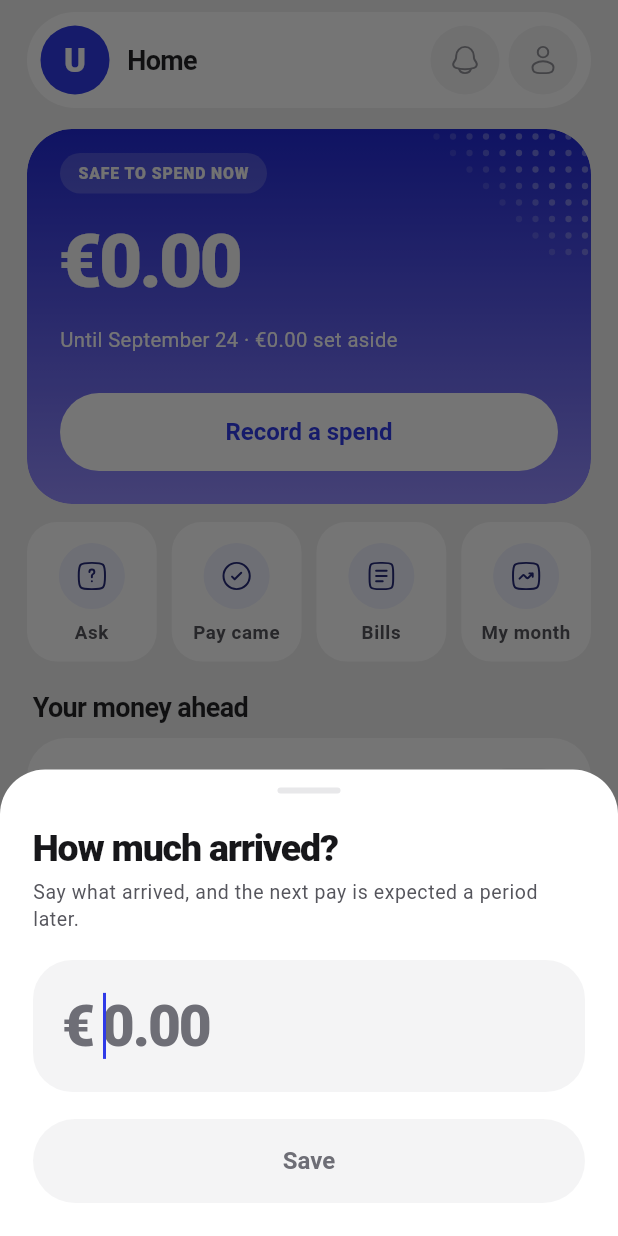
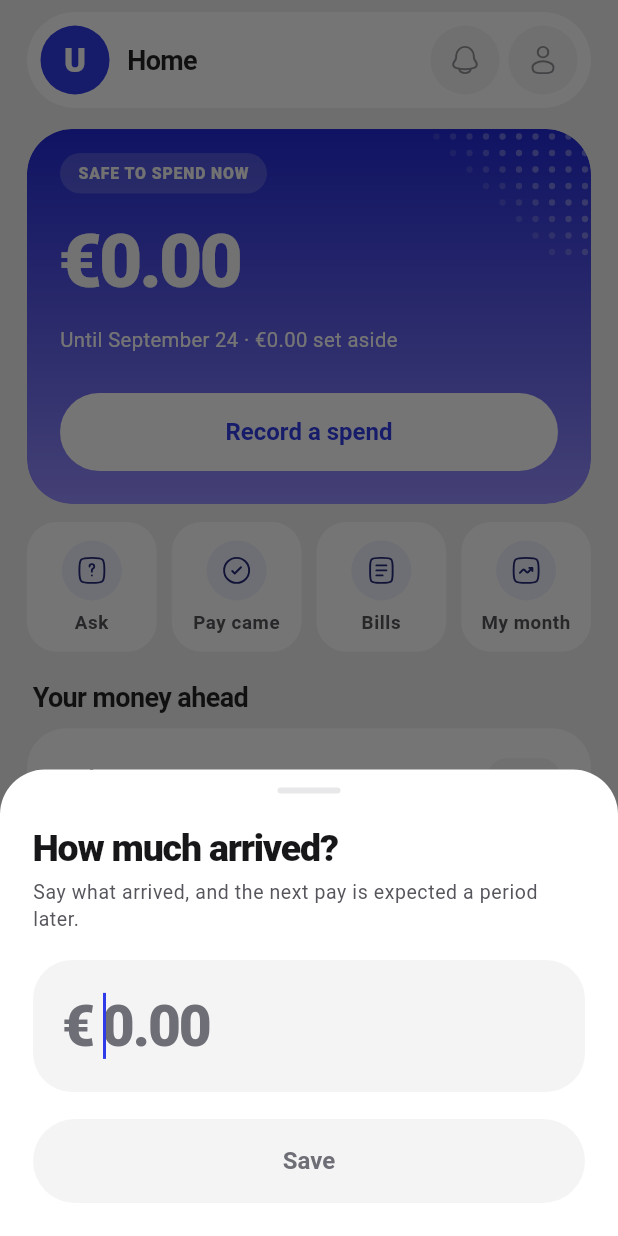
Before and after one commit to sajjadbabamaleki-lgtm/upino, a Flutter app: the HomeScreen screen opened directly with empty values, after a tap on "Pay came", on a phone screen of 412 x 824 dp. Run offline on Flutter 3.47's test engine with Material 3 defaults, Android fonts, the phone set to English and light mode, and no system bars; our stand-ins replace file_picker, flutter_local_notifications, flutter_svg, image_picker, share_plus, speech_to_text and 1 more; missing offline and left inert: cryptography, home_widget.

Commit message:
Square quick tiles, and a calmer chart
- The four tiles under the hero are square; a label that runs long in a
  narrow tile or a longer language ends in an ellipsis instead of spilling
- Lines are smoothed without overshoot (monotone cubic), so a flat stretch
  stays flat and a pay-day step keeps its shape with eased corners
- Projection is a faint wash behind the chart from today on, drawn only
  when there is a past to set it against, instead of dashes
- Ahead there is one line, the room to spend; the balance is drawn only
  where it is recorded fact, faintly, and stays in the readout
- A ringed dot under the finger, softer cursor and floor, marks with halos

Co-Authored-By: Claude Opus 5.5 <noreply@anthropic.com>
Claude-Session: https://claude.ai/code/session_01EPeHDspARvZmrMak7awjUc

```diff
--- a/app/lib/widgets/goal_projection_view.dart
+++ b/app/lib/widgets/goal_projection_view.dart
@@ -97,14 +97,14 @@ class _GoalProjectionViewState extends State<GoalProjectionView> {
             if (_pace != null)
               ChartSeries(
                 values: [for (final s in planned.saved) s.minor.toDouble()],
-                color: faint,
+                color: faint.withValues(alpha: 0.6),
                 width: 1.6,
                 dashed: true,
               ),
             ChartSeries(
               values: [for (final s in what.saved) s.minor.toDouble()],
               color: primary,
-              dashFrom: what.todayIndex,
+              width: 3,
               fill: true,
             ),
           ],
--- a/app/lib/widgets/quick_actions.dart
+++ b/app/lib/widgets/quick_actions.dart
@@ -68,22 +68,26 @@ class _Tile extends StatelessWidget {
         key: Key(action.keyName),
         borderRadius: BorderRadius.circular(UpinoTokens.radiusInner),
         onTap: action.onTap,
+        // Square, whatever the phone's width.
+        child: AspectRatio(
+          aspectRatio: 1,
           child: Padding(
-          padding: const EdgeInsets.fromLTRB(6, 14, 6, 12),
+            padding: const EdgeInsets.all(6),
             child: Column(
+              mainAxisAlignment: MainAxisAlignment.center,
               children: [
                 Stack(
                   clipBehavior: Clip.none,
                   children: [
                     Container(
-                    width: 44,
-                    height: 44,
+                      width: 40,
+                      height: 40,
                       alignment: Alignment.center,
                       decoration: BoxDecoration(
                         color: tint,
                         shape: BoxShape.circle,
                       ),
-                    child: UpinoIcon(action.icon, size: 21, color: ink),
+                      child: UpinoIcon(action.icon, size: 20, color: ink),
                     ),
                     if (action.flagged)
                       PositionedDirectional(
@@ -105,8 +109,11 @@ class _Tile extends StatelessWidget {
                       ),
                   ],
                 ),
-              const SizedBox(height: 8),
-              Text(
+                const SizedBox(height: 7),
+                // Whatever height is left: a long label in a narrow tile
+                // ends in an ellipsis rather than spilling out of the square.
+                Flexible(
+                  child: Text(
                     action.label,
                     maxLines: 2,
                     textAlign: TextAlign.center,
@@ -117,7 +124,9 @@ class _Tile extends StatelessWidget {
                           height: 1.2,
                         ),
                   ),
+                ),
               ],
+            ),
           ),
         ),
       ),
--- a/app/lib/widgets/scrub_chart.dart
+++ b/app/lib/widgets/scrub_chart.dart
@@ -7,6 +7,7 @@
 /// the selected index back to say what they mean.
 library;
 
+import 'dart:math' as math;
 import 'dart:ui' as ui;
 
 import 'package:flutter/material.dart';
@@ -20,6 +21,7 @@ class ChartSeries {
     this.dashFrom,
     this.fill = false,
     this.dashed = false,
+    this.prominent = true,
   });
 
   /// One value per x position; null leaves a gap.
@@ -27,7 +29,8 @@ class ChartSeries {
   final Color color;
   final double width;
 
-  /// Drawn dashed from this index on: where fact ends and projection begins.
+  /// Where fact ends and projection begins. Kept for callers; the chart
+  /// shows it as a shaded zone from the marker on rather than as dashes.
   final int? dashFrom;
 
   /// Dashed all the way, for a comparison line.
@@ -35,6 +38,10 @@ class ChartSeries {
 
   /// Shade the area under the line.
   final bool fill;
+
+  /// Gets a dot under the finger. A background line, such as the balance
+  /// behind the room to spend, does not.
+  final bool prominent;
 }
 
 class ChartMark {
@@ -150,12 +157,14 @@ class _ChartPainter extends CustomPainter {
   final Color ink;
   final Color faint;
 
-  static const _markBand = 16.0;
+  static const _markBand = 18.0;
+  static const _top = 10.0;
 
   @override
   void paint(Canvas canvas, Size size) {
     if (count == 0) return;
-    final plotHeight = size.height - _markBand;
+    final plotBottom = size.height - _markBand;
+    final plotHeight = plotBottom - _top;
 
     var lo = 0.0;
     var hi = guide ?? 0.0;
@@ -167,23 +176,46 @@ class _ChartPainter extends CustomPainter {
       }
     }
     if (hi == lo) hi = lo + 1;
-    final span = hi - lo;
-    hi += span * 0.08;
+    hi += (hi - lo) * 0.06;
 
     double x(int i) {
       final t = count <= 1 ? 0.5 : i / (count - 1);
       return (rtl ? 1 - t : t) * size.width;
     }
 
-    double y(double v) => plotHeight - (v - lo) / (hi - lo) * plotHeight;
+    double y(double v) => _top + plotHeight - (v - lo) / (hi - lo) * plotHeight;
 
-    // Zero, when the lines go below it: below zero means owing.
+    // Ahead of the marker is projection: a faint wash rather than dashes,
+    // which break a line into noise wherever it turns.
+    final m = markerIndex;
+    // Only when there is a past to set it against; otherwise the whole
+    // chart would be one grey box.
+    if (m != null && m > 0 && m < count - 1) {
+      final left = x(m);
+      canvas.drawRRect(
+        RRect.fromRectAndCorners(
+          Rect.fromLTRB(left, 0, size.width, plotBottom),
+          topRight: const Radius.circular(12),
+        ),
+        Paint()..color = ink.withValues(alpha: 0.035),
+      );
+    }
+
+    // A quiet floor, and zero when the lines go below it.
+    canvas.drawLine(
+      Offset(0, plotBottom),
+      Offset(size.width, plotBottom),
+      Paint()
+        ..color = faint
+        ..strokeWidth = 1,
+    );
     if (lo < 0) {
-      canvas.drawLine(
+      _dashedLine(
+        canvas,
         Offset(0, y(0)),
         Offset(size.width, y(0)),
         Paint()
-          ..color = faint
+          ..color = ink.withValues(alpha: 0.25)
           ..strokeWidth = 1,
       );
     }
@@ -194,64 +226,118 @@ class _ChartPainter extends CustomPainter {
         Offset(0, y(guide!)),
         Offset(size.width, y(guide!)),
         Paint()
-          ..color = ink.withValues(alpha: 0.35)
+          ..color = ink.withValues(alpha: 0.3)
           ..strokeWidth = 1.2,
       );
     }
 
-    if (markerIndex != null) {
-      _dashedLine(
-        canvas,
-        Offset(x(markerIndex!), 0),
-        Offset(x(markerIndex!), plotHeight),
+    if (m != null) {
+      canvas.drawLine(
+        Offset(x(m), _top - 4),
+        Offset(x(m), plotBottom),
         Paint()
-          ..color = ink.withValues(alpha: 0.25)
+          ..color = ink.withValues(alpha: 0.18)
           ..strokeWidth = 1,
-        dash: 3,
-        gap: 4,
       );
     }
 
     for (final s in series) {
-      _drawSeries(canvas, s, x, y, plotHeight);
+      _drawSeries(canvas, s, x, y, plotBottom);
     }
 
-    // Pay days, bills and the like, along the bottom.
-    for (final m in marks) {
-      if (m.index < 0 || m.index >= count) continue;
-      canvas.drawCircle(
-        Offset(x(m.index), size.height - _markBand / 2),
-        m.big ? 4 : 2.6,
-        Paint()..color = m.color,
+    // Pay days and bills along the floor.
+    for (final mark in marks) {
+      if (mark.index < 0 || mark.index >= count) continue;
+      final c = Offset(x(mark.index), size.height - _markBand / 2 + 1);
+      if (mark.big) {
+        canvas
+          ..drawCircle(
+              c, 5, Paint()..color = mark.color.withValues(alpha: 0.18),)
+          ..drawCircle(c, 2.8, Paint()..color = mark.color);
+      } else {
+        canvas.drawCircle(c, 2.2, Paint()..color = mark.color);
+      }
+    }
+
+    // The finger: a soft line, and a ringed dot on each line it crosses.
+    final sx = x(selected);
+    canvas.drawLine(
+      Offset(sx, _top - 4),
+      Offset(sx, plotBottom),
+      Paint()
+        ..color = ink.withValues(alpha: 0.35)
+        ..strokeWidth = 1.2
+        ..strokeCap = StrokeCap.round,
+    );
+    final ring = faint.computeLuminance() > 0.5
+        ? const Color(0xFFFFFFFF)
+        : const Color(0xFF1C1C21);
+    for (final s in series) {
+      if (selected >= s.values.length || s.dashed || !s.prominent) continue;
+      final v = s.values[selected];
+      if (v == null) continue;
+      final p = Offset(sx, y(v));
+      canvas
+        ..drawCircle(p, 9, Paint()..color = s.color.withValues(alpha: 0.16))
+        ..drawCircle(p, 5.5, Paint()..color = ring)
+        ..drawCircle(p, 3.8, Paint()..color = s.color);
+    }
+    for (final s in series) {
+      if (selected >= s.values.length || !s.dashed) continue;
+      final v = s.values[selected];
+      if (v == null) continue;
+      final p = Offset(sx, y(v));
+      canvas
+        ..drawCircle(p, 5, Paint()..color = ring)
+        ..drawCircle(p, 3.4, Paint()..color = s.color);
+    }
+  }
+
+  /// A smooth path through the points that never overshoots them
+  /// (monotone cubic, Fritsch–Carlson): a flat stretch stays flat and a
+  /// step stays a step, only with its corners eased.
+  static Path _smooth(List<Offset> p) {
+    final path = Path()..moveTo(p.first.dx, p.first.dy);
+    if (p.length == 1) return path;
+    if (p.length == 2) return path..lineTo(p[1].dx, p[1].dy);
+    final n = p.length;
+    final d = List<double>.generate(n - 1, (i) {
+      final h = p[i + 1].dx - p[i].dx;
+      return h == 0 ? 0 : (p[i + 1].dy - p[i].dy) / h;
+    });
+    final m = List<double>.filled(n, 0);
+    m[0] = d[0];
+    m[n - 1] = d[n - 2];
+    for (var i = 1; i < n - 1; i++) {
+      m[i] = d[i - 1] * d[i] <= 0 ? 0 : (d[i - 1] + d[i]) / 2;
+    }
+    for (var i = 0; i < n - 1; i++) {
+      if (d[i] == 0) {
+        m[i] = 0;
+        m[i + 1] = 0;
+        continue;
+      }
+      final a = m[i] / d[i];
+      final b = m[i + 1] / d[i];
+      final r = a * a + b * b;
+      if (r > 9) {
+        final t = 3 / math.sqrt(r);
+        m[i] = t * a * d[i];
+        m[i + 1] = t * b * d[i];
+      }
+    }
+    for (var i = 0; i < n - 1; i++) {
+      final h = (p[i + 1].dx - p[i].dx) / 3;
+      path.cubicTo(
+        p[i].dx + h,
+        p[i].dy + m[i] * h,
+        p[i + 1].dx - h,
+        p[i + 1].dy - m[i + 1] * h,
+        p[i + 1].dx,
+        p[i + 1].dy,
       );
     }
-
-    // The finger.
-    final sx = x(selected);
-    canvas.drawLine(
-      Offset(sx, 0),
-      Offset(sx, plotHeight),
-      Paint()
-        ..color = ink.withValues(alpha: 0.55)
-        ..strokeWidth = 1.2,
-    );
-    for (final s in series) {
-      if (selected >= s.values.length) continue;
-      final v = s.values[selected];
-      if (v == null) continue;
-      canvas
-        ..drawCircle(Offset(sx, y(v)), 5.5, Paint()..color = s.color)
-        ..drawCircle(
-          Offset(sx, y(v)),
-          5.5,
-          Paint()
-            ..color = faint.computeLuminance() > 0.5
-                ? const Color(0xFFFFFFFF)
-                : const Color(0xFF1C1C21)
-            ..style = PaintingStyle.stroke
-            ..strokeWidth = 2,
-        );
-    }
+    return path;
   }
 
   void _drawSeries(
@@ -259,76 +345,65 @@ class _ChartPainter extends CustomPainter {
     ChartSeries s,
     double Function(int) x,
     double Function(double) y,
-    double plotHeight,
+    double plotBottom,
   ) {
-    final solid = Path();
-    final dashed = Path();
-    final area = Path();
-    var started = false;
-    var areaStarted = false;
-    int? lastIndex;
-    Offset? last;
-
+    // Runs of consecutive values; a null starts a new run.
+    final runs = <List<Offset>>[];
+    var run = <Offset>[];
     for (var i = 0; i < s.values.length && i < count; i++) {
       final v = s.values[i];
       if (v == null) {
-        started = false;
+        if (run.isNotEmpty) runs.add(run);
+        run = [];
         continue;
       }
-      final p = Offset(x(i), y(v));
-      final isDashed = s.dashed || (s.dashFrom != null && i > s.dashFrom!);
-      final path = isDashed ? dashed : solid;
-      if (!started) {
-        path.moveTo(p.dx, p.dy);
-        started = true;
-      } else {
-        // Continue from the previous point on whichever path this segment
-        // belongs to, so the switch to dashed leaves no gap.
-        path
-          ..moveTo(last!.dx, last.dy)
-          ..lineTo(p.dx, p.dy);
+      run.add(Offset(x(i), y(v)));
+    }
+    if (run.isNotEmpty) runs.add(run);
+    if (rtl) {
+      for (final r in runs) {
+        r.sort((a, b) => a.dx.compareTo(b.dx));
       }
-      if (s.fill) {
-        if (!areaStarted) {
-          area
-            ..moveTo(p.dx, plotHeight)
-            ..lineTo(p.dx, p.dy);
-          areaStarted = true;
-        } else {
-          area.lineTo(p.dx, p.dy);
-        }
-      }
-      last = p;
-      lastIndex = i;
     }
 
-    if (s.fill && areaStarted && last != null && lastIndex != null) {
-      area
-        ..lineTo(last.dx, plotHeight)
-        ..close();
-      canvas.drawPath(
-        area,
-        Paint()
-          ..shader = ui.Gradient.linear(
-            Offset(0, 0),
-            Offset(0, plotHeight),
-            [s.color.withValues(alpha: 0.22), s.color.withValues(alpha: 0.0)],
-          ),
-      );
-    }
-
-    final paint = Paint()
+    final line = Paint()
       ..color = s.color
       ..strokeWidth = s.width
       ..style = PaintingStyle.stroke
       ..strokeCap = StrokeCap.round
       ..strokeJoin = StrokeJoin.round;
-    canvas.drawPath(solid, paint);
-    for (final metric in dashed.computeMetrics()) {
-      var d = 0.0;
-      while (d < metric.length) {
-        canvas.drawPath(metric.extractPath(d, d + 6), paint);
-        d += 10;
+
+    for (final r in runs) {
+      final path = _smooth(r);
+      if (s.fill) {
+        final area = Path.from(path)
+          ..lineTo(r.last.dx, plotBottom)
+          ..lineTo(r.first.dx, plotBottom)
+          ..close();
+        final top = r.map((p) => p.dy).reduce((a, b) => a < b ? a : b);
+        canvas.drawPath(
+          area,
+          Paint()
+            ..shader = ui.Gradient.linear(
+              Offset(0, top),
+              Offset(0, plotBottom),
+              [
+                s.color.withValues(alpha: 0.28),
+                s.color.withValues(alpha: 0.02),
+              ],
+            ),
+        );
+      }
+      if (s.dashed) {
+        for (final metric in path.computeMetrics()) {
+          var dist = 0.0;
+          while (dist < metric.length) {
+            canvas.drawPath(metric.extractPath(dist, dist + 7), line);
+            dist += 12;
+          }
+        }
+      } else {
+        canvas.drawPath(path, line);
       }
     }
   }
--- a/app/lib/widgets/timeline_card.dart
+++ b/app/lib/widgets/timeline_card.dart
@@ -192,16 +192,22 @@ class _TimelineCardState extends State<TimelineCard> {
             markerIndex: base.todayIndex,
             semanticLabel: l.timelineSemantics,
             series: [
+              // The balance, only where it is recorded fact: ahead, the one
+              // line is the room to spend. The projected balance is in the
+              // readout, where it does not compete.
               ChartSeries(
-                values: [for (final p in base.points) v(p.balance)],
-                color: faint,
-                width: 1.6,
-                dashFrom: base.todayIndex,
+                values: [
+                  for (final p in base.points)
+                    p.projected ? null : v(p.balance),
+                ],
+                color: faint.withValues(alpha: 0.45),
+                width: 1.4,
+                prominent: false,
               ),
               ChartSeries(
                 values: [for (final p in base.points) v(p.free)],
                 color: primary,
-                dashFrom: base.todayIndex,
+                width: 3,
                 fill: compare == null,
               ),
               if (compare != null)
@@ -277,7 +283,8 @@ class _TimelineCardState extends State<TimelineCard> {
             runSpacing: 4,
             children: [
               _Legend(color: primary, label: l.timelineFree),
-              _Legend(color: faint, label: l.timelineBalanceLegend),
+              if (base.todayIndex > 0)
+                _Legend(color: faint, label: l.timelineBalanceLegend),
               if (compare != null)
                 _Legend(color: critical, label: l.timelineWithPurchase),
               _Legend(color: primary, label: l.timelinePay, dot: true),
```
Also changed, not shown: 3 other files. Lines whose indentation alone changed are shown as unchanged.
